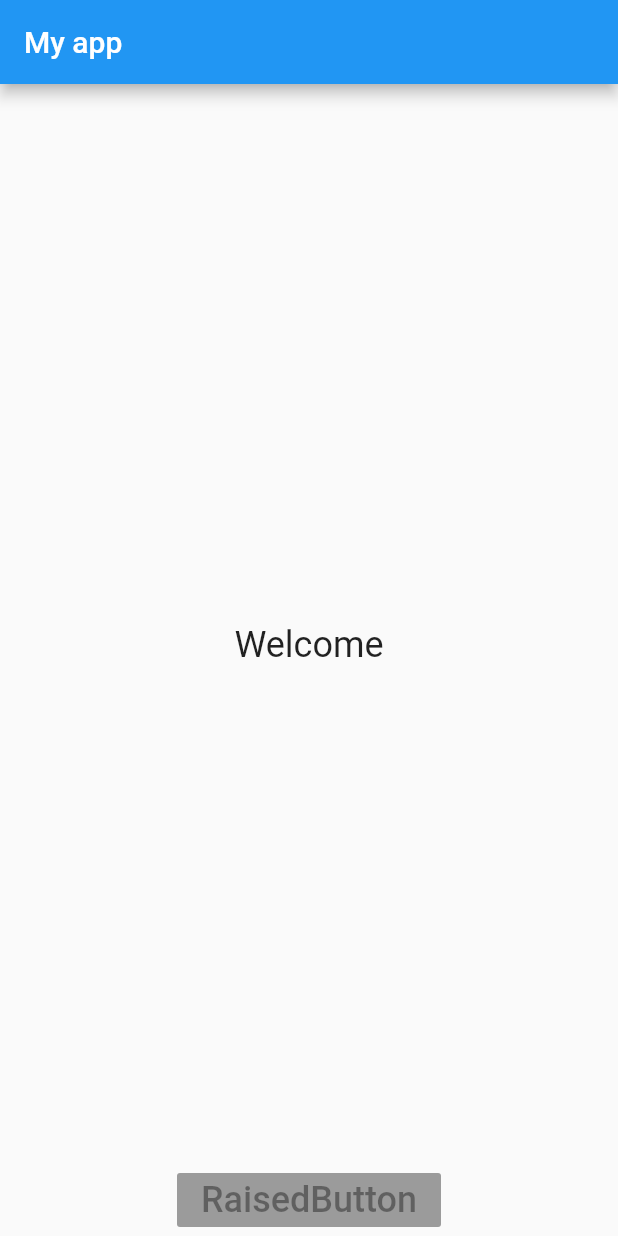
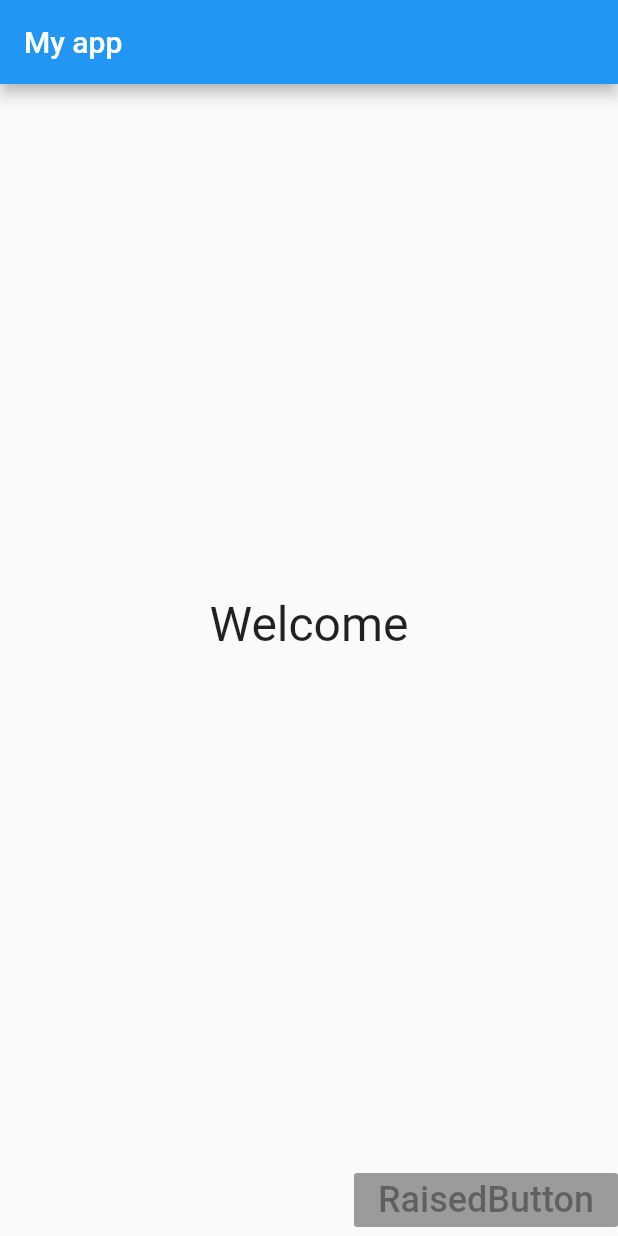
Before and after one commit to soonbeankim/FlutterApp, a Flutter app: the screen it shows after launch, on a phone screen of 412 x 824 dp. Run offline on Flutter 3.47's test engine with Material 2 defaults, Android fonts, the phone set to English and light mode, and no system bars.

Commit message:
crossAxisAlignment

```diff
--- a/welcome/lib/main.dart
+++ b/welcome/lib/main.dart
@@ -29,20 +29,25 @@ class MyWidget extends StatelessWidget {
   Widget build(BuildContext context) {
     return Column(
       children: <Widget>[
+
         Expanded(
-              child: Text(''),
+          child: Center(
+        child: Text(
+          'Welcome',
+          textDirection: TextDirection.ltr,
+          style: TextStyle(
+            fontSize: 32,
+            color: Colors.black87,
           ),
-Expanded(
-              child: Text('Welcome',style:TextStyle(fontSize:24)),
+        ),
       ),
 
+        ),
         RaisedButton(
           child: Text('RaisedButton', style: TextStyle(fontSize: 24)),
-
         ),
-
-
       ],
+      crossAxisAlignment: CrossAxisAlignment.end
     );
   }
 }
```
Lines whose indentation alone changed are shown as unchanged.
